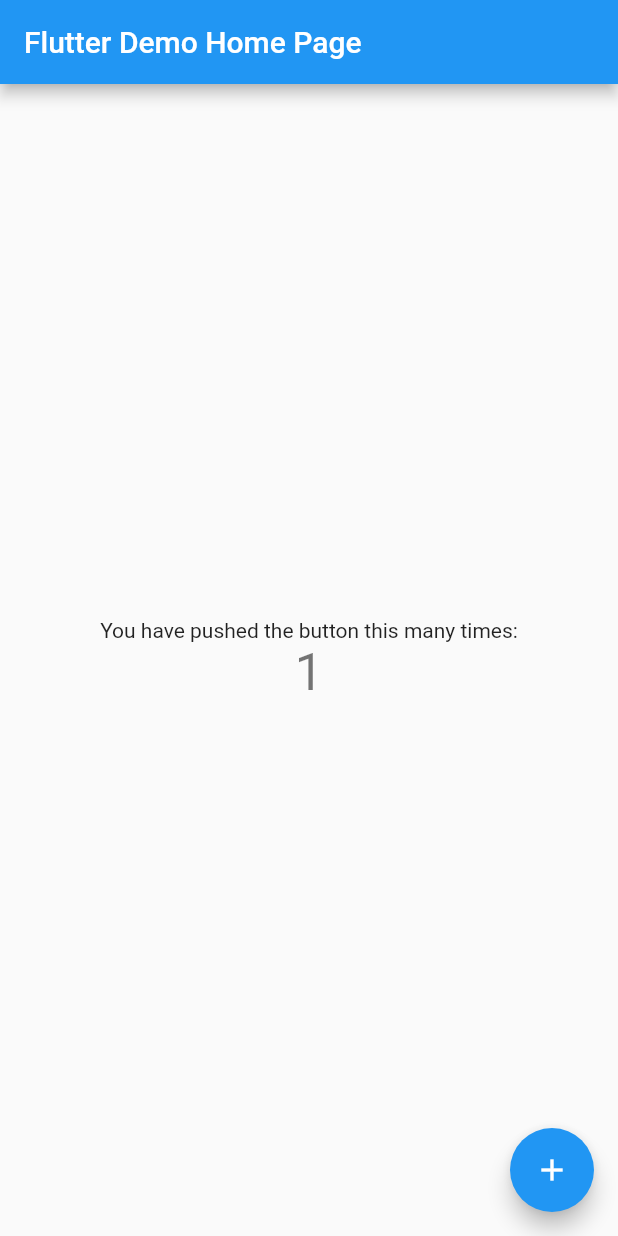
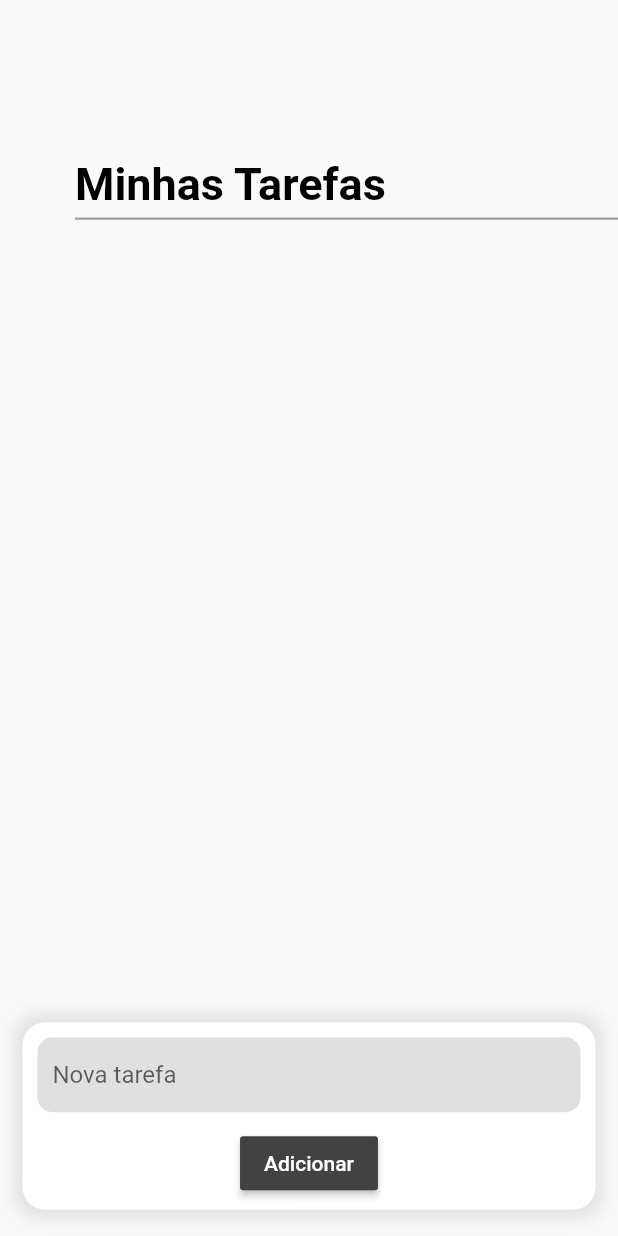
Before and after one commit to edusrmt/todo-list, a Flutter app: the screen it shows after launch, after a tap on the "add" icon, on a phone screen of 412 x 824 dp. Run offline on Flutter 3.47's test engine with Material 2 defaults, Android fonts, the phone set to English and light mode, and no system bars.

Commit message:
Cria aplicação final

```diff
--- a/lib/main.dart
+++ b/lib/main.dart
@@ -1,117 +1,333 @@
+import 'dart:convert';
+import 'dart:io';
+
 import 'package:flutter/material.dart';
+import 'package:path_provider/path_provider.dart';
 
 void main() {
-  runApp(MyApp());
+  runApp(MaterialApp(title: "Lista de Tarefas", home: Home()));
 }
 
-class MyApp extends StatelessWidget {
-  // This widget is the root of your application.
+class Home extends StatefulWidget {
   @override
-  Widget build(BuildContext context) {
-    return MaterialApp(
-      title: 'Flutter Demo',
-      theme: ThemeData(
-        // This is the theme of your application.
-        //
-        // Try running your application with "flutter run". You'll see the
-        // application has a blue toolbar. Then, without quitting the app, try
-        // changing the primarySwatch below to Colors.green and then invoke
-        // "hot reload" (press "r" in the console where you ran "flutter run",
-        // or simply save your changes to "hot reload" in a Flutter IDE).
-        // Notice that the counter didn't reset back to zero; the application
-        // is not restarted.
-        primarySwatch: Colors.blue,
-        // This makes the visual density adapt to the platform that you run
-        // the app on. For desktop platforms, the controls will be smaller and
-        // closer together (more dense) than on mobile platforms.
-        visualDensity: VisualDensity.adaptivePlatformDensity,
-      ),
-      home: MyHomePage(title: 'Flutter Demo Home Page'),
-    );
-  }
+  _HomeState createState() => _HomeState();
 }
 
-class MyHomePage extends StatefulWidget {
-  MyHomePage({Key key, this.title}) : super(key: key);
-
-  // This widget is the home page of your application. It is stateful, meaning
-  // that it has a State object (defined below) that contains fields that affect
-  // how it looks.
-
-  // This class is the configuration for the state. It holds the values (in this
-  // case the title) provided by the parent (in this case the App widget) and
-  // used by the build method of the State. Fields in a Widget subclass are
-  // always marked "final".
-
-  final String title;
+class _HomeState extends State<Home> {
+  List _todoList = [];
+  Map<String, dynamic> _lastRemoved = Map();
+  int _lastRemovedPos;
 
   @override
-  _MyHomePageState createState() => _MyHomePageState();
-}
-
-class _MyHomePageState extends State<MyHomePage> {
-  int _counter = 0;
-
-  void _incrementCounter() {
+  void initState() {
+    super.initState();
+    _readData().then((data) {
       setState(() {
-      // This call to setState tells the Flutter framework that something has
-      // changed in this State, which causes it to rerun the build method below
-      // so that the display can reflect the updated values. If we changed
-      // _counter without calling setState(), then the build method would not be
-      // called again, and so nothing would appear to happen.
-      _counter++;
+        _todoList = json.decode(data);
+      });
     });
   }
 
   @override
   Widget build(BuildContext context) {
-    // This method is rerun every time setState is called, for instance as done
-    // by the _incrementCounter method above.
-    //
-    // The Flutter framework has been optimized to make rerunning build methods
-    // fast, so that you can just rebuild anything that needs updating rather
-    // than having to individually change instances of widgets.
     return Scaffold(
-      appBar: AppBar(
-        // Here we take the value from the MyHomePage object that was created by
-        // the App.build method, and use it to set our appbar title.
-        title: Text(widget.title),
+      floatingActionButton: MyFloatingActionButton(),
+      body: Column(
+        children: <Widget>[
+          Padding(
+              padding: EdgeInsets.only(top: 100),
+              child: Column(
+                children: <Widget>[
+                  Padding(
+                      padding:
+                          EdgeInsets.only(top: 5.0, left: 50.0, right: 20.0),
+                      child: Row(
+                          mainAxisAlignment: MainAxisAlignment.spaceBetween,
+                          children: <Widget>[
+                            Flexible(
+                              fit: FlexFit.loose,
+                              child: Text(
+                                "Minhas Tarefas",
+                                softWrap: true,
+                                overflow: TextOverflow.fade,
+                                style: TextStyle(
+                                    fontWeight: FontWeight.bold,
+                                    fontSize: 30,
+                                    color: Colors.black,
+                                    decoration: TextDecoration.none),
                               ),
-      body: Center(
-        // Center is a layout widget. It takes a single child and positions it
-        // in the middle of the parent.
-        child: Column(
-          // Column is also a layout widget. It takes a list of children and
-          // arranges them vertically. By default, it sizes itself to fit its
-          // children horizontally, and tries to be as tall as its parent.
-          //
-          // Invoke "debug painting" (press "p" in the console, choose the
-          // "Toggle Debug Paint" action from the Flutter Inspector in Android
-          // Studio, or the "Toggle Debug Paint" command in Visual Studio Code)
-          // to see the wireframe for each widget.
-          //
-          // Column has various properties to control how it sizes itself and
-          // how it positions its children. Here we use mainAxisAlignment to
-          // center the children vertically; the main axis here is the vertical
-          // axis because Columns are vertical (the cross axis would be
-          // horizontal).
-          mainAxisAlignment: MainAxisAlignment.center,
+                            )
+                          ])),
+                  Padding(
+                    padding: EdgeInsets.only(top: 5),
+                    child: Row(
                       children: <Widget>[
-            Text(
-              'You have pushed the button this many times:',
+                        Expanded(
+                          flex: 2,
+                          child: Container(
+                            margin: EdgeInsets.only(left: 50),
+                            color: Colors.grey,
+                            height: 1.5,
                           ),
-            Text(
-              '$_counter',
-              style: Theme.of(context).textTheme.headline4,
+                        )
+                      ],
+                    ),
+                  )
+                ],
+              )),
+          Expanded(
+            child: RefreshIndicator(
+              onRefresh: _refresh,
+              child: ListView.builder(
+                  padding: EdgeInsets.only(top: 10.0),
+                  itemCount: _todoList.length,
+                  itemBuilder: buildItem),
+            ),
           ),
         ],
       ),
+    );
+  }
+
+  Widget buildItem(context, index) {
+    return Dismissible(
+      key: Key(DateTime.now().millisecondsSinceEpoch.toString()),
+      background: Container(
+          color: Colors.red,
+          child: Padding(
+            padding: EdgeInsets.only(right: 10),
+            child: Row(mainAxisAlignment: MainAxisAlignment.end, children: [
+              Padding(
+                  padding: EdgeInsets.only(right: 5),
+                  child: Text(
+                    "Apagar",
+                    style: TextStyle(color: Colors.white),
+                  )),
+              Icon(
+                Icons.delete,
+                color: Colors.white,
+              )
+            ]),
+          )),
+      direction: DismissDirection.endToStart,
+      child: CheckboxListTile(
+        controlAffinity: ListTileControlAffinity.leading,
+        tileColor:
+            _todoList[index]["ok"] ? Color(0xFFF0F0F0) : Color(0xFFFCFCFC),
+        title: Text(_todoList[index]["title"],
+            overflow: TextOverflow.ellipsis,
+            maxLines: 1,
+            style: _todoList[index]["ok"]
+                ? TextStyle(
+                    decoration: TextDecoration.lineThrough,
+                    color: Colors.black,
+                    fontSize: 22.0,
+                  )
+                : TextStyle(color: Colors.black, fontSize: 22)),
+        value: _todoList[index]["ok"],
+        onChanged: (c) {
+          checkTodo(index, c);
+        },
       ),
-      floatingActionButton: FloatingActionButton(
-        onPressed: _incrementCounter,
-        tooltip: 'Increment',
+      onDismissed: (direction) {
+        setState(() {
+          _lastRemoved = Map.from(_todoList[index]);
+          _lastRemovedPos = index;
+          _todoList.removeAt(index);
+          _saveData();
+
+          final snack = SnackBar(
+            content: Text("Tarefa ${_lastRemoved["title"]} removida."),
+            action: SnackBarAction(
+                label: "Desfazer",
+                onPressed: () {
+                  setState(() {
+                    _todoList.insert(_lastRemovedPos, _lastRemoved);
+                    _saveData();
+                  });
+                }),
+            duration: Duration(seconds: 2),
+          );
+          Scaffold.of(context).removeCurrentSnackBar();
+          Scaffold.of(context).showSnackBar(snack);
+        });
+      },
+    );
+  }
+
+  Future<File> _getFile() async {
+    final directory = await getApplicationDocumentsDirectory();
+    return File("${directory.path}/data.json");
+  }
+
+  Future<File> _saveData() async {
+    String data = json.encode(_todoList);
+    final file = await _getFile();
+    return file.writeAsString(data);
+  }
+
+  Future<String> _readData() async {
+    try {
+      final file = await _getFile();
+      return file.readAsString();
+    } catch (e) {
+      return null;
+    }
+  }
+
+  void addTodo(String title) {
+    setState(() {
+      Map<String, dynamic> newTodo = Map();
+      newTodo["title"] = title;
+      newTodo["ok"] = false;
+      _todoList.add(newTodo);
+      _saveData();
+    });
+  }
+
+  void checkTodo(index, c) {
+    setState(() {
+      _todoList[index]["ok"] = c;
+      _saveData();
+    });
+  }
+
+  Future<Null> _refresh() async {
+    await Future.delayed(Duration(seconds: 1));
+
+    setState(() {
+      _todoList.sort((a, b) {
+        if (a["ok"] && !b["ok"])
+          return 1;
+        else if (!a["ok"] && b["ok"])
+          return -1;
+        else
+          return 0;
+      });
+
+      _saveData();
+    });
+
+    return null;
+  }
+}
+
+class MyFloatingActionButton extends StatefulWidget {
+  @override
+  _MyFloatingActionButtonState createState() => _MyFloatingActionButtonState();
+}
+
+class _MyFloatingActionButtonState extends State<MyFloatingActionButton> {
+  bool showFab = true;
+
+  @override
+  Widget build(BuildContext context) {
+    return showFab
+        ? FloatingActionButton(
             child: Icon(Icons.add),
-      ), // This trailing comma makes auto-formatting nicer for build methods.
+            onPressed: () {
+              var bottomSheetController = showBottomSheet(
+                  context: context, builder: (context) => BottomSheetWidget());
+              showFoatingActionButton(false);
+              bottomSheetController.closed.then((value) {
+                showFoatingActionButton(true);
+              });
+            },
+          )
+        : Container();
+  }
+
+  void showFoatingActionButton(bool value) {
+    setState(() {
+      showFab = value;
+    });
+  }
+}
+
+class BottomSheetWidget extends StatefulWidget {
+  @override
+  _BottomSheetWidgetState createState() => _BottomSheetWidgetState();
+}
+
+class _BottomSheetWidgetState extends State<BottomSheetWidget> {
+  bool addingTask = false;
+  bool success = false;
+
+  TextEditingController _todoController = TextEditingController();
+
+  @override
+  Widget build(BuildContext context) {
+    return Container(
+      margin: const EdgeInsets.only(top: 5, left: 15, right: 15),
+      height: 160,
+      child: Column(
+          mainAxisSize: MainAxisSize.max,
+          mainAxisAlignment: MainAxisAlignment.center,
+          children: [
+            Container(
+              height: 125,
+              decoration: BoxDecoration(
+                  color: Colors.white,
+                  borderRadius: BorderRadius.all(Radius.circular(15)),
+                  boxShadow: [
+                    BoxShadow(
+                        blurRadius: 10,
+                        color: Colors.grey[300],
+                        spreadRadius: 5)
+                  ]),
+              child: Column(children: <Widget>[
+                Container(
+                    height: 50,
+                    alignment: Alignment.center,
+                    padding: const EdgeInsets.symmetric(
+                        horizontal: 10, vertical: 10),
+                    margin: const EdgeInsets.symmetric(
+                        horizontal: 10, vertical: 10),
+                    decoration: BoxDecoration(
+                        color: Colors.grey[300],
+                        borderRadius: BorderRadius.circular(10)),
+                    child: TextField(
+                      controller: _todoController,
+                      decoration: InputDecoration.collapsed(
+                        hintText: "Nova tarefa",
+                      ),
+                    )),
+                !addingTask
+                    ? MaterialButton(
+                        color: Colors.grey[800],
+                        onPressed: () async {
+                          setState(() {
+                            addingTask = true;
+                          });
+
+                          await Future.delayed(Duration(milliseconds: 500));
+
+                          context
+                              .findAncestorStateOfType<_HomeState>()
+                              .addTodo(_todoController.text);
+                          _todoController.text = "";
+
+                          setState(() {
+                            success = true;
+                          });
+
+                          await Future.delayed(Duration(milliseconds: 500));
+                          Navigator.pop(context);
+                        },
+                        child: Text(
+                          "Adicionar",
+                          style: TextStyle(color: Colors.white),
+                        ),
+                      )
+                    : !success
+                        ? CircularProgressIndicator()
+                        : Icon(
+                            Icons.check,
+                            color: Colors.green,
+                          ),
+              ]),
+            )
+          ]),
     );
   }
 }
--- a/pubspec.yaml
+++ b/pubspec.yaml
@@ -28,6 +28,7 @@ dependencies:
   # The following adds the Cupertino Icons font to your application.
   # Use with the CupertinoIcons class for iOS style icons.
   cupertino_icons: ^1.0.0
+  path_provider: ^1.1.0
 
 dev_dependencies:
   flutter_test:
```
Also changed, not shown: pubspec.lock, 2 other files. Lines whose indentation alone changed are shown as unchanged.
